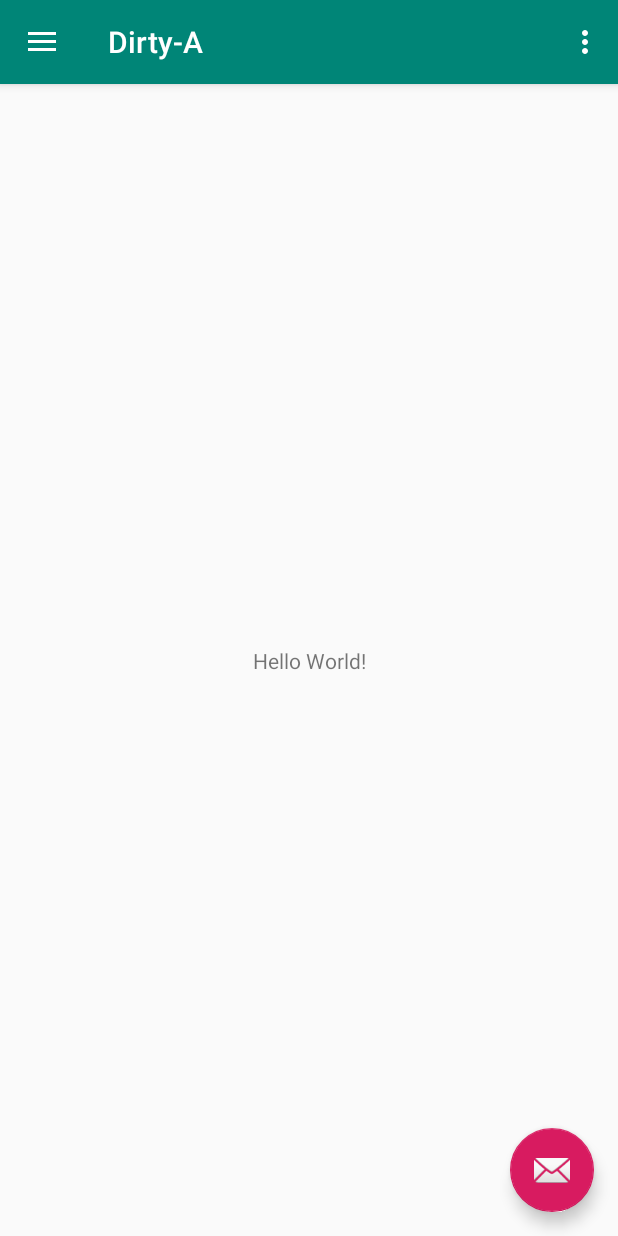
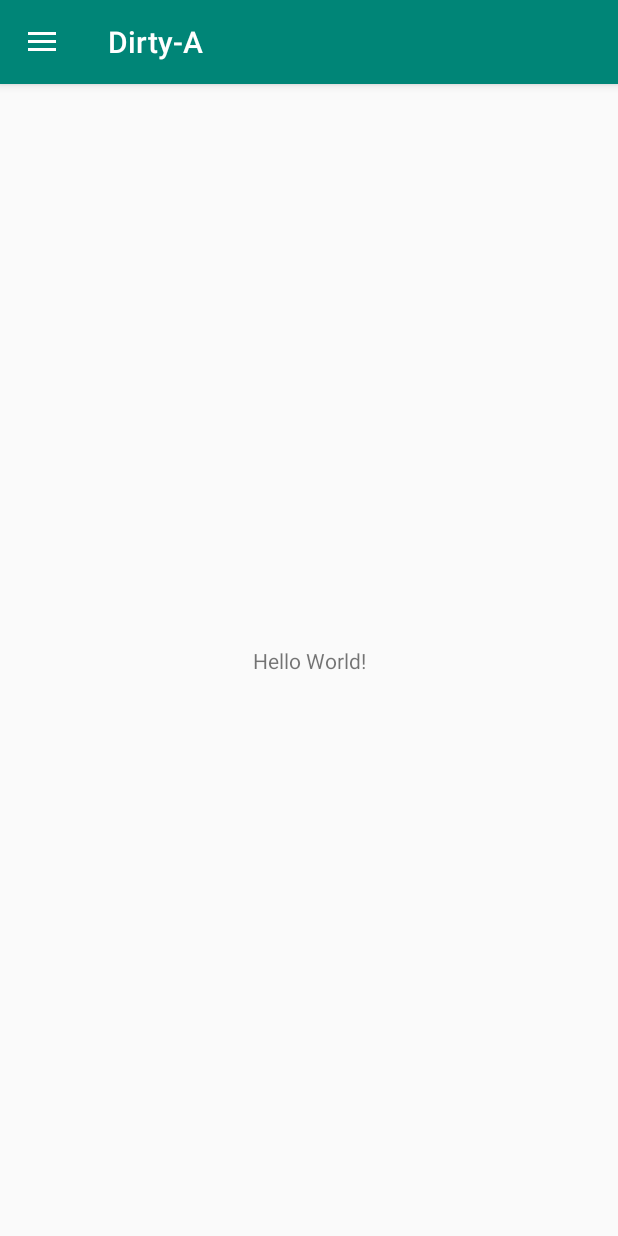
Before and after one commit to CoenNeefjes/Dirty-A-App, an Android app: the screen it shows after launch (MainActivity), in the side drawer, after a tap on "Gallery", on a phone screen of 412 x 824 dp. Run offline under Robolectric (Android 15) with nearby library versions, the phone set to English and light mode, and no system bars.

```diff
--- a/app/src/main/java/com/example/dirty_a/MainActivity.java
+++ b/app/src/main/java/com/example/dirty_a/MainActivity.java
@@ -3,6 +3,8 @@ package com.example.dirty_a;
 import android.os.Bundle;
 import android.support.design.widget.FloatingActionButton;
 import android.support.design.widget.Snackbar;
+import android.support.v4.app.Fragment;
+import android.support.v4.app.FragmentTransaction;
 import android.view.View;
 import android.support.design.widget.NavigationView;
 import android.support.v4.view.GravityCompat;
@@ -16,28 +18,25 @@ import android.view.MenuItem;
 public class MainActivity extends AppCompatActivity
         implements NavigationView.OnNavigationItemSelectedListener {
 
+    private int previousNavigationId; // Keep track of the navigation
+
     @Override
     protected void onCreate(Bundle savedInstanceState) {
         super.onCreate(savedInstanceState);
         setContentView(R.layout.activity_main);
+
+        // Set the toolbar
         Toolbar toolbar = (Toolbar) findViewById(R.id.toolbar);
         setSupportActionBar(toolbar);
 
-        FloatingActionButton fab = (FloatingActionButton) findViewById(R.id.fab);
-        fab.setOnClickListener(new View.OnClickListener() {
-            @Override
-            public void onClick(View view) {
-                Snackbar.make(view, "Replace with your own action", Snackbar.LENGTH_LONG)
-                        .setAction("Action", null).show();
-            }
-        });
-
+        // Set the toggle action for the drawer menu
         DrawerLayout drawer = (DrawerLayout) findViewById(R.id.drawer_layout);
         ActionBarDrawerToggle toggle = new ActionBarDrawerToggle(
                 this, drawer, toolbar, R.string.navigation_drawer_open, R.string.navigation_drawer_close);
         drawer.addDrawerListener(toggle);
         toggle.syncState();
 
+        // Set this as the itemSelectedListener for the drawer menu
         NavigationView navigationView = (NavigationView) findViewById(R.id.nav_view);
         navigationView.setNavigationItemSelectedListener(this);
     }
@@ -55,7 +54,7 @@ public class MainActivity extends AppCompatActivity
     @Override
     public boolean onCreateOptionsMenu(Menu menu) {
         // Inflate the menu; this adds items to the action bar if it is present.
-        getMenuInflater().inflate(R.menu.main, menu);
+//        getMenuInflater().inflate(R.menu.main, menu);
         return true;
     }
 
@@ -74,13 +73,28 @@ public class MainActivity extends AppCompatActivity
         return super.onOptionsItemSelected(item);
     }
 
-    @SuppressWarnings("StatementWithEmptyBody")
     @Override
     public boolean onNavigationItemSelected(MenuItem item) {
         // Handle navigation view item clicks here.
         int id = item.getItemId();
 
-        if (id == R.id.nav_camera) {
+        if (previousNavigationId == id) {
+            navigateTo(id, false);
+        } else {
+            navigateTo(id, true);
+        }
+
+        previousNavigationId = id;
+
+        return true;
+    }
+
+    @SuppressWarnings("StatementWithEmptyBody")
+    private void navigateTo(int id, boolean allowedOnBackStack) {
+
+        Fragment fragment = null;
+
+        if (id == R.id.nav_device_list) {
             // Handle the camera action
         } else if (id == R.id.nav_gallery) {
 
@@ -94,8 +108,17 @@ public class MainActivity extends AppCompatActivity
 
         }
 
+        if (fragment != null) {
+            FragmentTransaction ft = getSupportFragmentManager().beginTransaction();
+            ft.replace(R.id.content_main, fragment);
+            // Add to the backStack if allowed
+            if (allowedOnBackStack) {
+                ft.addToBackStack(null);
+            }
+            ft.commit();
+        }
+
         DrawerLayout drawer = (DrawerLayout) findViewById(R.id.drawer_layout);
         drawer.closeDrawer(GravityCompat.START);
-        return true;
     }
 }
--- /dev/null
+++ b/app/src/main/java/com/example/dirty_a/dataproviders/DeviceDataProvider.java
@@ -0,0 +1,4 @@
+package com.example.dirty_a.dataproviders;
+
+public class DeviceDataProvider {
+}
--- /dev/null
+++ b/app/src/main/res/drawable/ic_format_list_bulleted_black_24dp.xml
@@ -0,0 +1,9 @@
+<vector xmlns:android="http://schemas.android.com/apk/res/android"
+        android:width="24dp"
+        android:height="24dp"
+        android:viewportWidth="24.0"
+        android:viewportHeight="24.0">
+    <path
+        android:fillColor="#FF000000"
+        android:pathData="M4,10.5c-0.83,0 -1.5,0.67 -1.5,1.5s0.67,1.5 1.5,1.5 1.5,-0.67 1.5,-1.5 -0.67,-1.5 -1.5,-1.5zM4,4.5c-0.83,0 -1.5,0.67 -1.5,1.5S3.17,7.5 4,7.5 5.5,6.83 5.5,6 4.83,4.5 4,4.5zM4,16.5c-0.83,0 -1.5,0.68 -1.5,1.5s0.68,1.5 1.5,1.5 1.5,-0.68 1.5,-1.5 -0.67,-1.5 -1.5,-1.5zM7,19h14v-2L7,17v2zM7,13h14v-2L7,11v2zM7,5v2h14L21,5L7,5z"/>
+</vector>
--- a/app/src/main/res/layout/app_bar_main.xml
+++ b/app/src/main/res/layout/app_bar_main.xml
@@ -22,12 +22,4 @@
 
     <include layout="@layout/content_main" />
 
-    <android.support.design.widget.FloatingActionButton
-        android:id="@+id/fab"
-        android:layout_width="wrap_content"
-        android:layout_height="wrap_content"
-        android:layout_gravity="bottom|end"
-        android:layout_margin="@dimen/fab_margin"
-        app:srcCompat="@android:drawable/ic_dialog_email" />
-
 </android.support.design.widget.CoordinatorLayout>
--- a/app/src/main/res/layout/content_main.xml
+++ b/app/src/main/res/layout/content_main.xml
@@ -2,6 +2,7 @@
 <android.support.constraint.ConstraintLayout xmlns:android="http://schemas.android.com/apk/res/android"
     xmlns:app="http://schemas.android.com/apk/res-auto"
     xmlns:tools="http://schemas.android.com/tools"
+    android:id="@+id/content_main"
     android:layout_width="match_parent"
     android:layout_height="match_parent"
     app:layout_behavior="@string/appbar_scrolling_view_behavior"
--- a/app/src/main/res/menu/activity_main_drawer.xml
+++ b/app/src/main/res/menu/activity_main_drawer.xml
@@ -5,9 +5,9 @@
 
     <group android:checkableBehavior="single">
         <item
-            android:id="@+id/nav_camera"
-            android:icon="@drawable/ic_menu_camera"
-            android:title="Import" />
+            android:id="@+id/nav_device_list"
+            android:icon="@drawable/ic_format_list_bulleted_black_24dp"
+            android:title="Device List" />
         <item
             android:id="@+id/nav_gallery"
             android:icon="@drawable/ic_menu_gallery"
```
Also changed, not shown: app/src/main/java/com/example/dirty_a/adapters/DeviceAdapter.java (added, +47 -0 lines), app/src/main/java/com/example/dirty_a/fragments/DeviceListFragment.java (added, +58 -0 lines), app/src/main/java/com/example/dirty_a/model/Device.java (added, +18 -0 lines), app/src/main/java/com/example/dirty_a/model/RGBFixture.java (added, +18 -0 lines), app/src/main/res/layout/fragment_device_list.xml (added, +16 -0 lines), app/src/main/res/layout/list_item_device.xml (added, +31 -0 lines).
